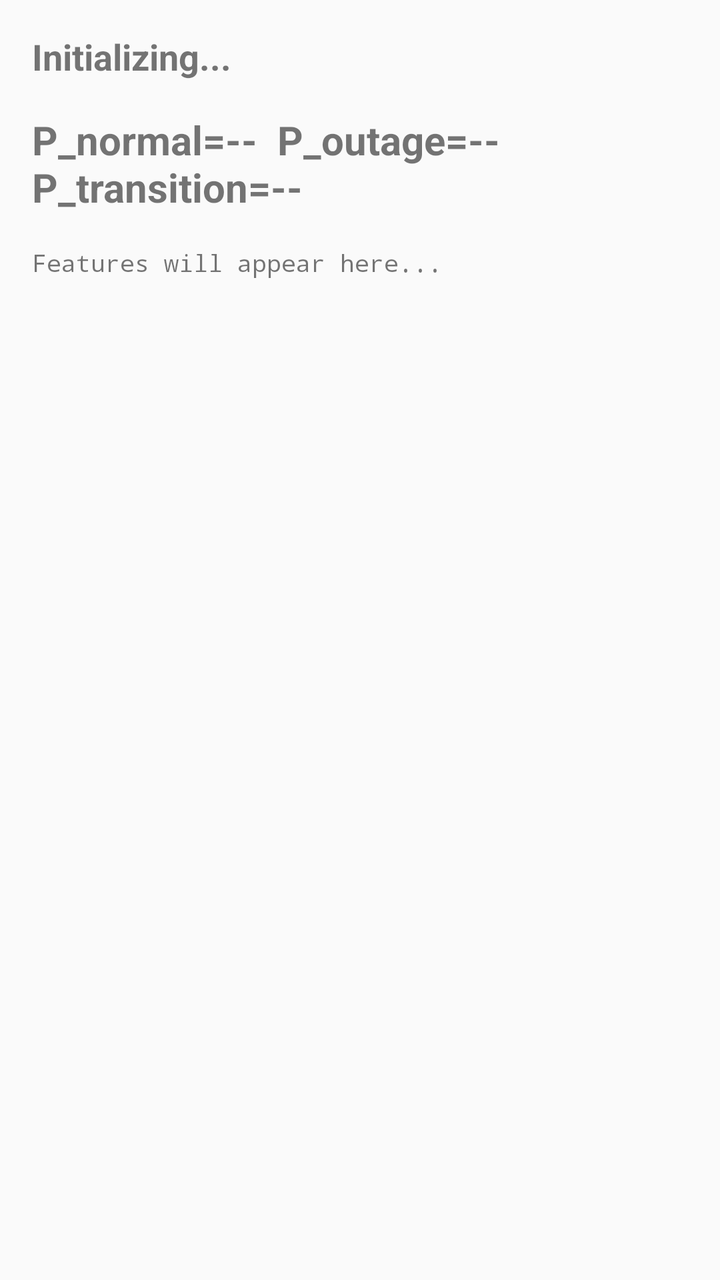
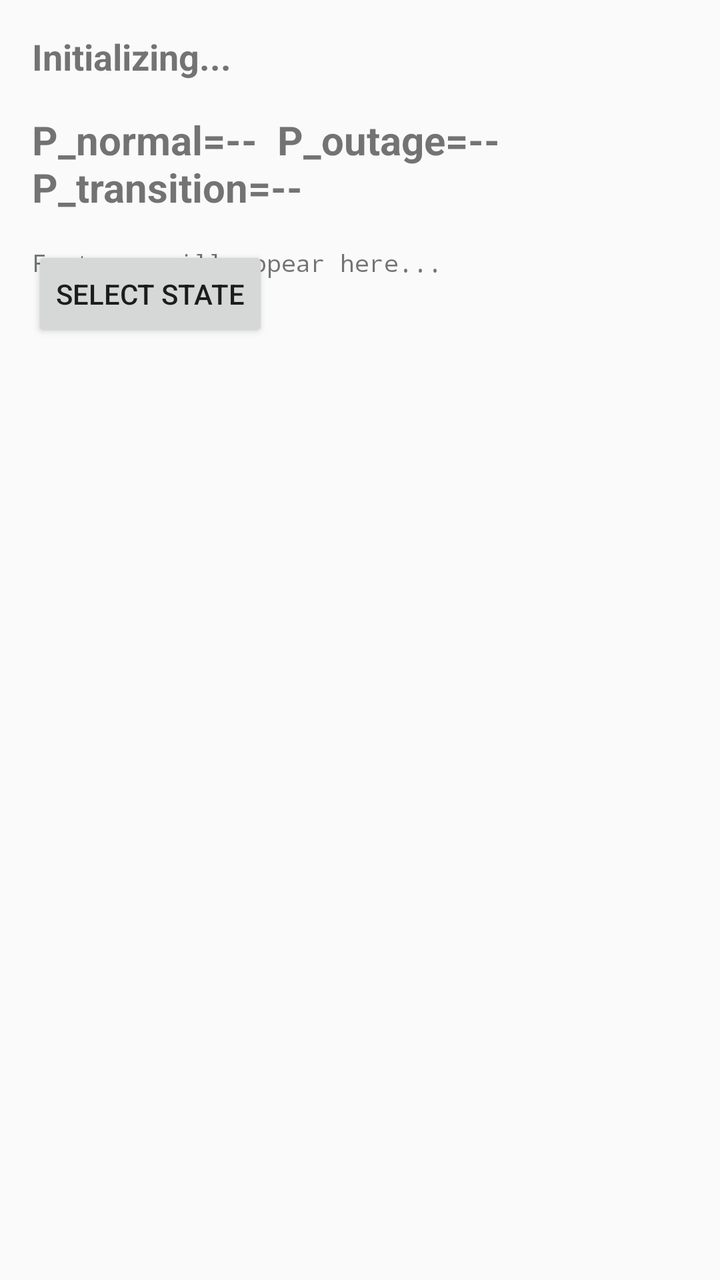

Screens rendered from an Android XML layout before and after an edit, with the pre-edit source and the edit as a unified diff.
<!-- AndroidManifest.xml: application theme Theme.AppCompat.Light.DarkActionBar -->
<!-- res/layout/activity_main.xml -->
<?xml version="1.0" encoding="utf-8"?>
<androidx.constraintlayout.widget.ConstraintLayout xmlns:android="http://schemas.android.com/apk/res/android"
    xmlns:app="http://schemas.android.com/apk/res-auto"
    xmlns:tools="http://schemas.android.com/tools"
    android:layout_width="match_parent"
    android:layout_height="match_parent"
    tools:context=".SensrActivity">

    <TextView
        android:id="@+id/status_text"
        android:layout_width="wrap_content"
        android:layout_height="wrap_content"
        android:text="Initializing..."
        android:textSize="18sp"
        android:textStyle="bold"
        app:layout_constraintTop_toTopOf="parent"
        app:layout_constraintStart_toStartOf="parent"
        android:layout_margin="16dp"/>

    <TextView
        android:id="@+id/inference_text"
        android:layout_width="wrap_content"
        android:layout_height="wrap_content"
        android:text="P_normal=--  P_outage=--  P_transition=--"
        android:textSize="20sp"
        android:textStyle="bold"
        app:layout_constraintTop_toBottomOf="@id/status_text"
        app:layout_constraintStart_toStartOf="parent"
        android:layout_margin="16dp"/>

    <ScrollView
        android:layout_width="match_parent"
        android:layout_height="0dp"
        app:layout_constraintTop_toBottomOf="@id/inference_text"
        app:layout_constraintBottom_toBottomOf="parent"
        app:layout_constraintStart_toStartOf="parent"
        app:layout_constraintEnd_toEndOf="parent"
        android:layout_margin="16dp">

        <TextView
            android:id="@+id/feature_text"
            android:layout_width="match_parent"
            android:layout_height="wrap_content"
            android:text="Features will appear here..."
            android:textSize="12sp"
            android:fontFamily="monospace"/>
    </ScrollView>

</androidx.constraintlayout.widget.ConstraintLayout>
<!-- resources referenced by this layout -->
<resources>

</resources>

<!-- the commit's change to res/layout/activity_main.xml (unified diff, before → after) -->
@@ -28,6 +28,25 @@
         app:layout_constraintStart_toStartOf="parent"
         android:layout_margin="16dp"/>
 
+    <Button
+        android:id="@+id/stop_collection_button"
+        android:layout_width="wrap_content"
+        android:layout_height="wrap_content"
+        android:text="Stop Collection"
+        android:visibility="gone"
+        app:layout_constraintTop_toBottomOf="@id/inference_text"
+        app:layout_constraintStart_toStartOf="parent"
+        android:layout_margin="16dp"/>
+
+    <Button
+        android:id="@+id/select_state_button"
+        android:layout_width="wrap_content"
+        android:layout_height="wrap_content"
+        android:text="Select State"
+        app:layout_constraintTop_toBottomOf="@id/inference_text"
+        app:layout_constraintStart_toEndOf="@id/stop_collection_button"
+        android:layout_margin="16dp"/>
+
     <ScrollView
         android:layout_width="match_parent"
         android:layout_height="0dp"
